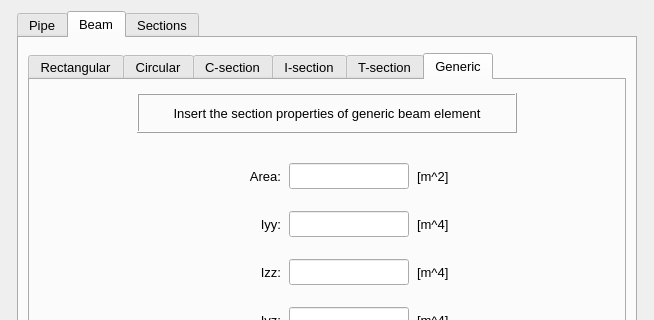
First picture: the form in pulse/interface/data/ui_files/model/setup/cross_section/cross_section_widget.ui, repository open-pulse/OpenPulse, before the edit; both pictures show x 0 to 654 and y 0 to 320 of the 654 by 500 pixel window.
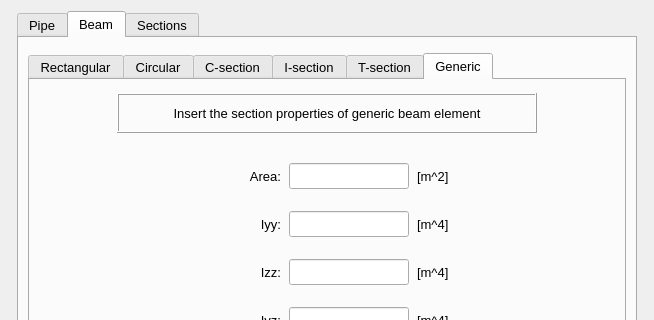
Second picture: the form after the edit. The open tabs and pages were chosen to show the change. Icons and pictures are not drawn.

Commit message: Review of the widgets selection when the tab key is pressed

Diff of the .ui file:
```diff
--- a/pulse/interface/data/ui_files/model/setup/cross_section/cross_section_widget.ui
+++ b/pulse/interface/data/ui_files/model/setup/cross_section/cross_section_widget.ui
@@ -6284,7 +6284,7 @@
                 </property>
                 <property name="maximumSize">
                  <size>
-                  <width>380</width>
+                  <width>420</width>
                   <height>40</height>
                  </size>
                 </property>
```
The commit also changes 5 other files.
